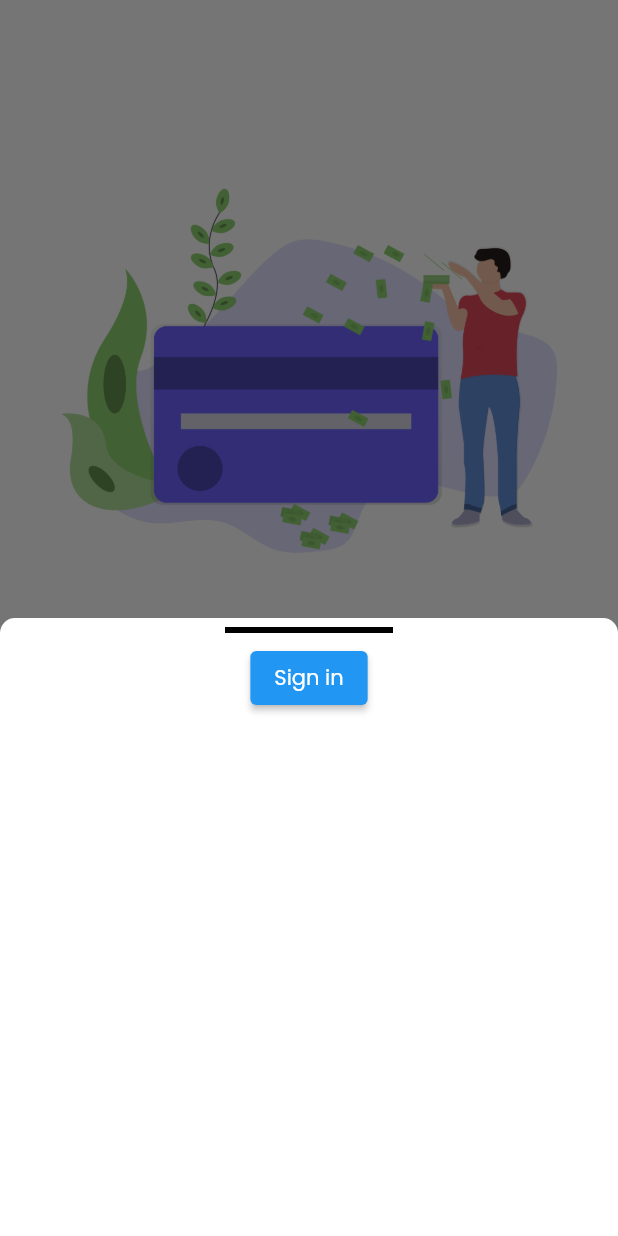
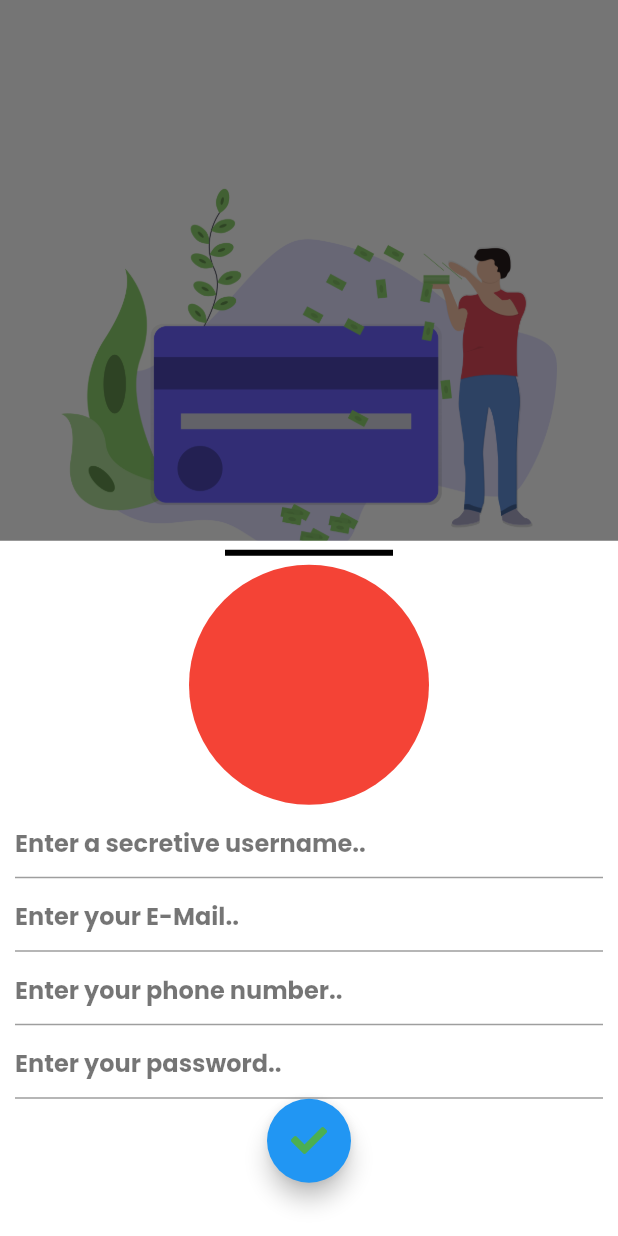
Before and after one commit to Het54/mlans, a Flutter app: the screen it shows after launch, after a tap on "Sign in to MoneyLans", on a phone screen of 412 x 824 dp. Run offline on Flutter 3.47's test engine with Material 2 defaults, Android fonts, the phone set to English and light mode, and no system bars; our stand-ins replace eva_icons_flutter, firebase_auth, firebase_core, font_awesome_flutter, page_transition; accounts and stored records are empty.

Commit message:
ui implementation

```diff
--- a/lib/main.dart
+++ b/lib/main.dart
@@ -1,6 +1,7 @@
 import 'package:firebase_core/firebase_core.dart';
 import 'package:flutter/material.dart';
 import 'package:money_lans/screens/landing_page/landingHelpers.dart';
+import 'package:money_lans/screens/landing_page/landingServices.dart';
 import 'package:money_lans/screens/splash_screen/splashScreen.dart';
 import 'package:money_lans/services/Authentication.dart';
 import 'package:provider/provider.dart';
@@ -30,6 +31,7 @@ class MyApp extends StatelessWidget {
         providers: [
           ChangeNotifierProvider(create: (_) => LandingHelpers()),
           ChangeNotifierProvider(create: (_) => Authentication()),
+          ChangeNotifierProvider(create: (_) => LandingServices()),
         ]);
   }
 }
--- a/lib/screens/landing_page/landingHelpers.dart
+++ b/lib/screens/landing_page/landingHelpers.dart
@@ -2,6 +2,8 @@
 
 import 'package:eva_icons_flutter/eva_icons_flutter.dart';
 import 'package:flutter/material.dart';
+import 'package:money_lans/screens/landing_page/landingServices.dart';
+import 'package:provider/provider.dart';
 
 class LandingHelpers with ChangeNotifier {
   Widget bodyImage(BuildContext context) {
@@ -66,7 +68,10 @@ class LandingHelpers with ChangeNotifier {
         height: 44,
         child: InkWell(
           splashColor: Colors.black,
-          onTap: () {},
+          onTap: () {
+            Provider.of<LandingServices>(context, listen: false)
+                .loginSheet(context);
+          },
           child: Container(
             decoration: BoxDecoration(
               border: Border.all(color: Colors.white, width: 2),
@@ -97,7 +102,8 @@ class LandingHelpers with ChangeNotifier {
         child: InkWell(
           splashColor: Colors.black,
           onTap: () {
-            emailAuthSheet(context);
+            Provider.of<LandingServices>(context, listen: false)
+                .signInSheet(context);
           },
           child: Container(
             decoration: BoxDecoration(
--- /dev/null
+++ b/lib/screens/landing_page/landingServices.dart
@@ -0,0 +1,283 @@
+// ignore: file_names
+
+// ignore_for_file: file_names, duplicate_ignore
+
+import 'package:flutter/material.dart';
+import 'package:font_awesome_flutter/font_awesome_flutter.dart';
+import 'package:money_lans/services/Authentication.dart';
+import 'package:provider/provider.dart';
+
+class LandingServices with ChangeNotifier {
+  TextEditingController emailController = TextEditingController();
+  final _key = GlobalKey<FormState>();
+  final _loginkey = GlobalKey<FormState>();
+  TextEditingController usernameController = TextEditingController();
+  TextEditingController passwordController = TextEditingController();
+  TextEditingController phoneController = TextEditingController();
+
+  // Widget passwordLessSignin(BuildContext context) {
+  //   return SizedBox(
+  //     height: MediaQuery.of(context).size.height * 0.4,
+  //     width: MediaQuery.of(context).size.width,
+  //     child: StreamBuilder<QuerySnapshot>(
+  //       stream: FirebaseFirestore.instance.collection('allUsers').snapshots(),
+  //       builder: (context, snapshot) {
+  //         if (snapshot.connectionState == ConnectionState.waiting) {
+  //           return const Center(
+  //             child: CircularProgressIndicator(),
+  //           );
+  //         } else {
+  //           return ListView.builder(
+  //               itemBuilder: snapshot.data?.docs.map((e) {
+
+  //               }).toList());
+  //         }
+  //       },
+  //     ),
+  //   );
+  // }
+
+  signInSheet(BuildContext context) {
+    return showModalBottomSheet(
+        context: context,
+        builder: (context) {
+          return Container(
+            color: Colors.white,
+            child: Form(
+              key: _key,
+              child: Column(
+                children: [
+                  Padding(
+                    padding: EdgeInsets.symmetric(horizontal: 150.0),
+                    child: Divider(
+                      thickness: 4.0,
+                      color: Colors.black,
+                    ),
+                  ),
+                  CircleAvatar(
+                    backgroundColor: Colors.red,
+                    radius: 80,
+                  ),
+                  Padding(
+                    padding: const EdgeInsets.symmetric(horizontal: 10.0),
+                    child: TextFormField(
+                      controller: usernameController,
+                      validator: (value) {
+                        if (value!.isEmpty) {
+                          return "You can't leave empty";
+                        } else {
+                          return null;
+                        }
+                      },
+                      decoration: InputDecoration(
+                        hintText: "Enter a secretive username..",
+                        hintStyle: TextStyle(
+                          color: Colors.black54,
+                          fontWeight: FontWeight.bold,
+                          fontSize: 16,
+                        ),
+                      ),
+                      style: TextStyle(
+                        color: Colors.black,
+                        fontWeight: FontWeight.bold,
+                        fontSize: 18,
+                      ),
+                    ),
+                  ),
+                  Padding(
+                    padding: const EdgeInsets.symmetric(horizontal: 10.0),
+                    child: TextFormField(
+                      controller: emailController,
+                      keyboardType: TextInputType.emailAddress,
+                      validator: (value) {
+                        if (value!.isEmpty) {
+                          return "You can't leave empty";
+                        } else {
+                          return null;
+                        }
+                      },
+                      decoration: InputDecoration(
+                        hintText: "Enter your E-Mail..",
+                        hintStyle: TextStyle(
+                          color: Colors.black54,
+                          fontWeight: FontWeight.bold,
+                          fontSize: 16,
+                        ),
+                      ),
+                      style: TextStyle(
+                        color: Colors.black,
+                        fontWeight: FontWeight.bold,
+                        fontSize: 18,
+                      ),
+                    ),
+                  ),
+                  Padding(
+                    padding: const EdgeInsets.symmetric(horizontal: 10.0),
+                    child: TextFormField(
+                      controller: phoneController,
+                      keyboardType: TextInputType.number,
+                      validator: (value) {
+                        if (value!.isEmpty) {
+                          return "You can't leave empty";
+                        } else {
+                          return null;
+                        }
+                      },
+                      decoration: InputDecoration(
+                        hintText: "Enter your phone number..",
+                        hintStyle: TextStyle(
+                          color: Colors.black54,
+                          fontWeight: FontWeight.bold,
+                          fontSize: 16,
+                        ),
+                      ),
+                      style: TextStyle(
+                        color: Colors.black,
+                        fontWeight: FontWeight.bold,
+                        fontSize: 18,
+                      ),
+                    ),
+                  ),
+                  Padding(
+                    padding: const EdgeInsets.symmetric(horizontal: 10.0),
+                    child: TextFormField(
+                      controller: passwordController,
+                      keyboardType: TextInputType.name,
+                      obscureText: true,
+                      validator: (value) {
+                        if (value!.isEmpty) {
+                          return "You can't leave empty";
+                        } else {
+                          return null;
+                        }
+                      },
+                      decoration: InputDecoration(
+                        hintText: "Enter your password..",
+                        hintStyle: TextStyle(
+                          color: Colors.black54,
+                          fontWeight: FontWeight.bold,
+                          fontSize: 16,
+                        ),
+                      ),
+                      style: TextStyle(
+                        color: Colors.black,
+                        fontWeight: FontWeight.bold,
+                        fontSize: 18,
+                      ),
+                    ),
+                  ),
+                  FloatingActionButton(
+                      onPressed: () {
+                        if (_key.currentState!.validate()) {
+                          Provider.of<Authentication>(context, listen: false)
+                              .createNewAccount(emailController.text,
+                                  passwordController.text);
+                        }
+                      },
+                      child: Icon(
+                        FontAwesomeIcons.check,
+                        color: Colors.green,
+                      ))
+                ],
+              ),
+            ),
+          );
+        });
+  }
+
+  loginSheet(BuildContext context) {
+    return showModalBottomSheet(
+        context: context,
+        builder: (context) {
+          return Container(
+              height: MediaQuery.of(context).size.height * 0.25,
+              width: MediaQuery.of(context).size.width,
+              // ignore: prefer_const_literals_to_create_immutables
+              child: Form(
+                key: _loginkey,
+                child: Column(children: [
+                  Padding(
+                    padding: EdgeInsets.symmetric(horizontal: 150.0),
+                    child: Divider(
+                      thickness: 4.0,
+                      color: Colors.black,
+                    ),
+                  ),
+                  Padding(
+                    padding: const EdgeInsets.symmetric(horizontal: 10.0),
+                    child: TextFormField(
+                      controller: emailController,
+                      keyboardType: TextInputType.emailAddress,
+                      validator: (value) {
+                        if (value!.isEmpty) {
+                          return "You can't leave empty";
+                        } else {
+                          return null;
+                        }
+                      },
+                      decoration: InputDecoration(
+                        hintText: "Enter your E-Mail..",
+                        hintStyle: TextStyle(
+                          color: Colors.black54,
+                          fontWeight: FontWeight.bold,
+                          fontSize: 16,
+                        ),
+                      ),
+                      style: TextStyle(
+                        color: Colors.black,
+                        fontWeight: FontWeight.bold,
+                        fontSize: 18,
+                      ),
+                    ),
+                  ),
+                  Padding(
+                    padding: const EdgeInsets.symmetric(horizontal: 10.0),
+                    child: TextFormField(
+                      controller: emailController,
+                      keyboardType: TextInputType.emailAddress,
+                      validator: (value) {
+                        if (value!.isEmpty) {
+                          return "You can't leave empty";
+                        } else {
+                          return null;
+                        }
+                      },
+                      decoration: InputDecoration(
+                        hintText: "Enter your password..",
+                        hintStyle: TextStyle(
+                          color: Colors.black54,
+                          fontWeight: FontWeight.bold,
+                          fontSize: 16,
+                        ),
+                      ),
+                      style: TextStyle(
+                        color: Colors.black,
+                        fontWeight: FontWeight.bold,
+                        fontSize: 18,
+                      ),
+                    ),
+                  ),
+                  FloatingActionButton(
+                      onPressed: () {
+                        if (_key.currentState!.validate()) {
+                          Provider.of<Authentication>(context, listen: false)
+                              .logIntoAccount(emailController.text,
+                                  passwordController.text);
+                        }
+                      },
+                      child: Icon(
+                        FontAwesomeIcons.check,
+                        color: Colors.green,
+                      ))
+                ]),
+              ),
+              decoration: BoxDecoration(
+                color: Colors.white,
+                borderRadius: BorderRadius.only(
+                  topLeft: Radius.circular(10),
+                  topRight: Radius.circular(10),
+                ),
+              ));
+        });
+  }
+}
```
